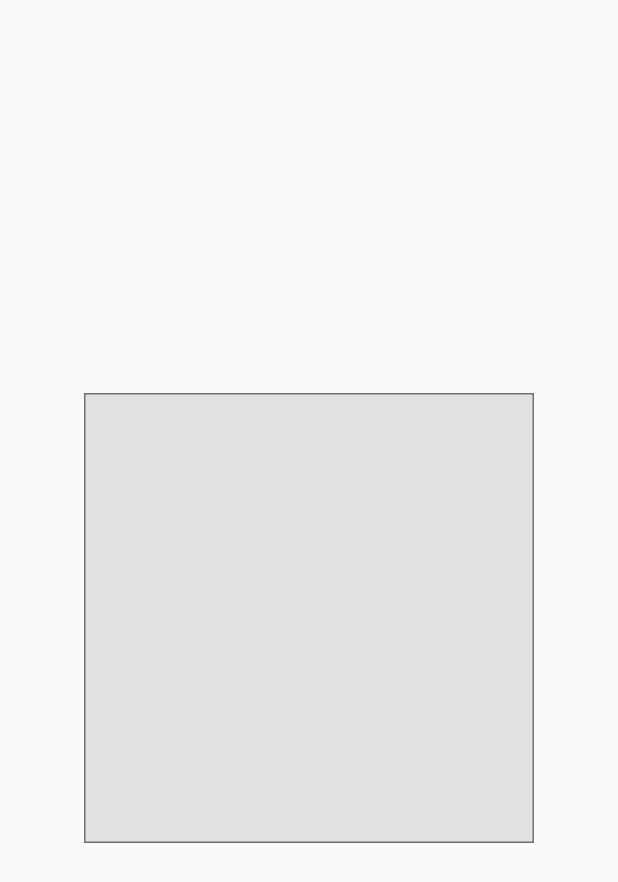
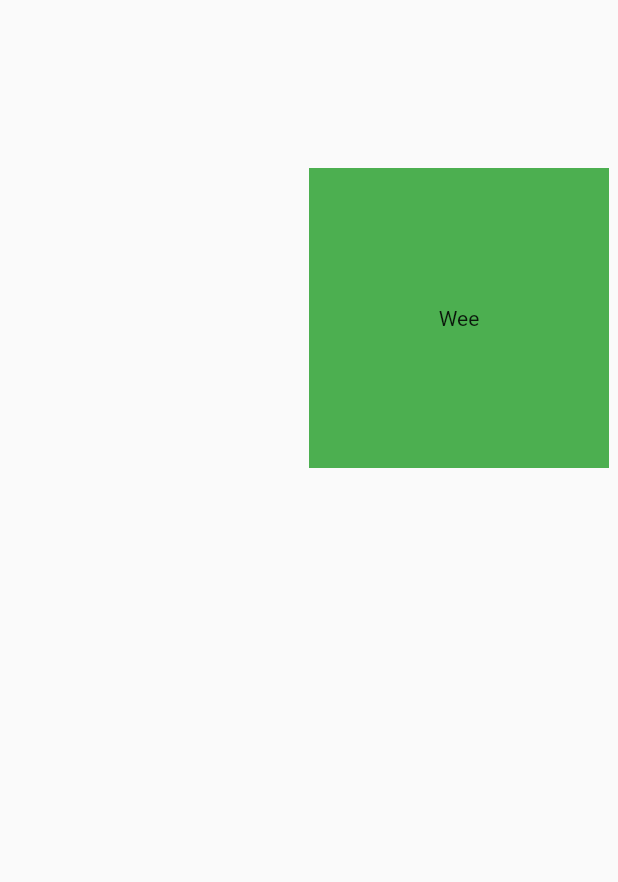
Before and after one commit to wangbin0802/FlutterApp, a Flutter app: the screen it shows after launch, on a phone screen of 412 x 824 dp. Shown: the top 882 px of the screen. Run offline on Flutter 3.47's test engine with Material 2 defaults, Android fonts, the phone set to English and light mode, and no system bars.

```diff
--- a/flutter_app/lib/main.dart
+++ b/flutter_app/lib/main.dart
@@ -7,6 +7,7 @@ import 'package:flutter_app/route.dart';
 import 'package:flutter_app/todo/Todo.dart';
 import 'package:flutter_app/todo/TodosScreen.dart';
 import 'package:flutter_app/todo/effect.dart';
+import 'package:flutter_app/widget/spinner.dart';
 
 import 'ShoppingList.dart';
 import 'anim/fade.dart';
@@ -23,7 +24,7 @@ void main() {
 //    home: MainScreen(),
     home: Scaffold(
       body: Center(
-        child: StaggerDemo(),
+        child: Spinner(),
       ),
     ),
   ));
--- /dev/null
+++ b/flutter_app/lib/widget/spinner.dart
@@ -0,0 +1,48 @@
+import 'dart:math';
+
+import 'package:flutter/material.dart';
+
+class Spinner extends StatefulWidget {
+  @override
+  _SpinnerState createState() => _SpinnerState();
+}
+
+class _SpinnerState extends State<Spinner> with SingleTickerProviderStateMixin {
+  AnimationController _controller;
+
+  @override
+  void initState() {
+    _controller =
+        AnimationController(vsync: this, duration: const Duration(seconds: 10))
+          ..repeat();
+    super.initState();
+  }
+
+  @override
+  void dispose() {
+    _controller.dispose();
+    super.dispose();
+  }
+
+  @override
+  Widget build(BuildContext context) {
+    return AnimatedBuilder(
+        child: Container(
+          width: 200.0,
+          height: 200.0,
+          color: Colors.green,
+          child: const Center(
+            child: Text('Wee'),
+          ),
+        ),
+        animation: _controller,
+        builder: (context, child) {
+//          return Transform.rotate(angle: _controller.value * 2.0 * pi,
+//              child: child,);
+          return Transform.translate(
+            offset: Offset(100, -200),
+            child: child,
+          );
+        });
+  }
+}
```
